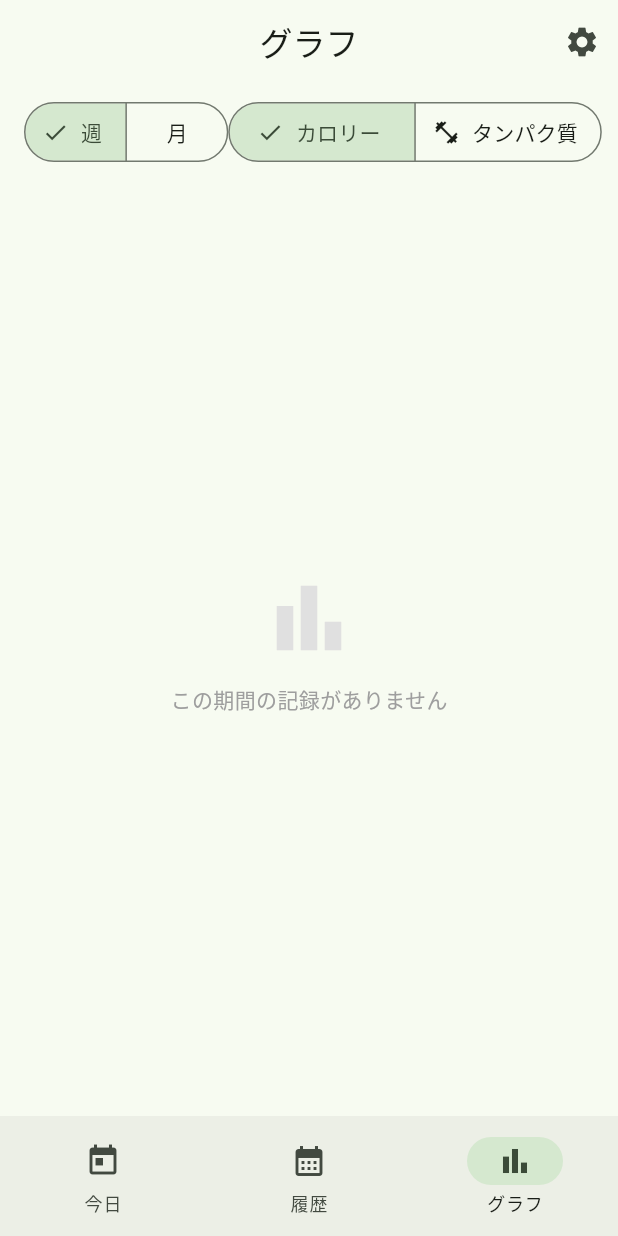
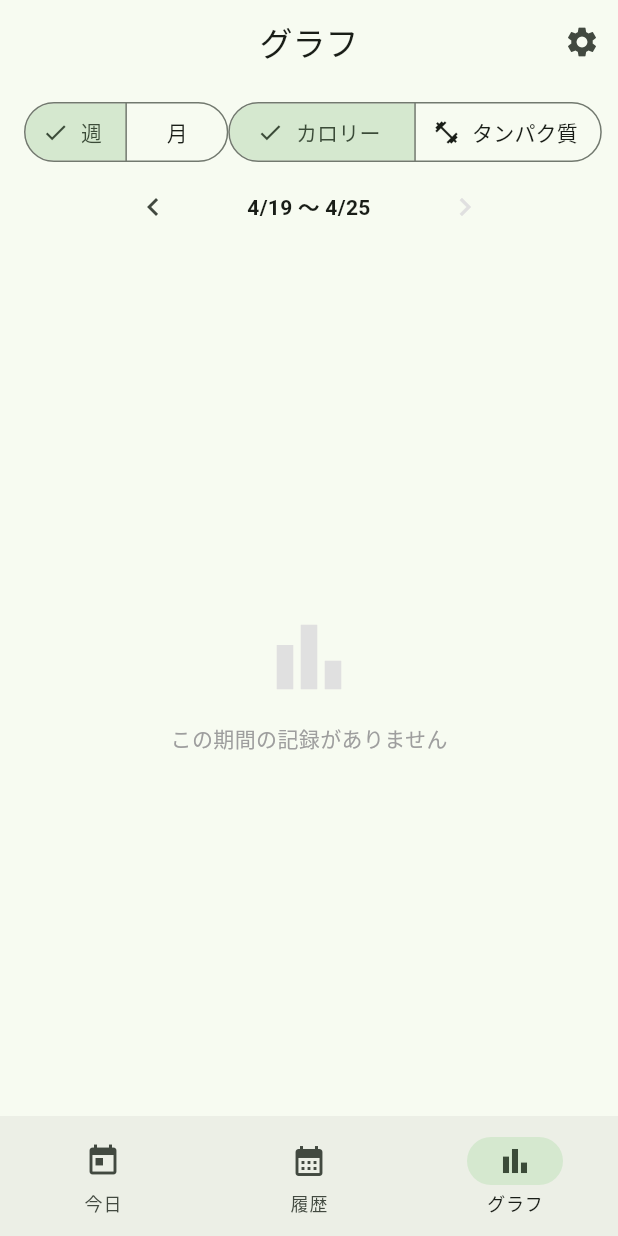
Before and after one commit to nanairo7/diet_app, a Flutter app: the HomeScreen screen opened directly, item 3 of the bottom bar chosen, on a phone screen of 412 x 824 dp. Run offline on Flutter 3.47's test engine with Material 3 defaults, Android fonts, the phone set to English and light mode, and no system bars; our stand-ins replace fl_chart, flutter_local_notifications, flutter_timezone, share_plus, shared_preferences, table_calendar and 1 more; accounts and stored records are empty.

Commit message:
feat: グラフ画面に前後ナビゲーションを追加
- < > ボタンで過去の週・月を閲覧できるようにした
- 現在表示中の期間をラベル（例: 4/19 〜 4/25 / 2026年4月）で表示
- 最新期間では > ボタンを無効化（未来への移動を防止）
- 期間（週/月）切り替え時はオフセットを 0 にリセット
- ナビゲーション操作のテストを追加（4テスト）

Co-Authored-By: Claude Sonnet 4.6 <noreply@anthropic.com>

```diff
--- a/lib/constants/app_strings.dart
+++ b/lib/constants/app_strings.dart
@@ -68,6 +68,8 @@ class AppStrings {
   static const String graphMax = '最大';
   static const String graphTotal = '合計';
   static const String graphNoData = 'この期間の記録がありません';
+  static const String graphPrev = '前の期間';
+  static const String graphNext = '次の期間';
 
   // Onboarding
   static const String onboardingTitle = 'カロリー記録へようこそ';
--- a/lib/screens/graph_screen.dart
+++ b/lib/screens/graph_screen.dart
@@ -25,23 +25,41 @@ class _GraphScreenState extends State<GraphScreen> {
   _Period _period = _Period.weekly;
   _Metric _metric = _Metric.calories;
 
+  /// 0 = 今週／今月、-1 = 前の週／月、-2 = さらに前…
+  int _offset = 0;
+
   // ── 表示対象の日付リストを返す ────────────────────────────────────────
   List<DateTime> _buildDateRange() {
-    final today = DateTime.now();
+    final now = DateTime.now();
+    final today = DateTime(now.year, now.month, now.day);
+
     if (_period == _Period.weekly) {
-      // 今日を含む直近7日
-      return List.generate(
-        7,
-        (i) => DateTime(today.year, today.month, today.day - 6 + i),
-      );
+      // offset 0: today-6 〜 today
+      // offset -1: today-13 〜 today-7  …
+      final end = DateTime(today.year, today.month, today.day + 7 * _offset);
+      final start = DateTime(end.year, end.month, end.day - 6);
+      return List.generate(7, (i) => DateTime(start.year, start.month, start.day + i));
     } else {
-      // 今月の1日〜今日
-      final firstDay = DateTime(today.year, today.month, 1);
-      final days = today.day;
-      return List.generate(
-        days,
-        (i) => DateTime(firstDay.year, firstDay.month, firstDay.day + i),
-      );
+      // offset 0: 今月1日〜今日
+      // offset -1: 先月1日〜先月末日  …
+      final base = DateTime(today.year, today.month + _offset, 1);
+      final isCurrentMonth = _offset == 0;
+      final lastDay = isCurrentMonth
+          ? today
+          : DateTime(base.year, base.month + 1, 0); // 月末日
+      final days = lastDay.day;
+      return List.generate(days, (i) => DateTime(base.year, base.month, i + 1));
+    }
+  }
+
+  // ── 期間ラベル（ナビゲーション行に表示） ─────────────────────────────
+  String _periodLabel(List<DateTime> dates) {
+    if (_period == _Period.weekly) {
+      final s = DateFormat('M/d', 'ja').format(dates.first);
+      final e = DateFormat('M/d', 'ja').format(dates.last);
+      return '$s 〜 $e';
+    } else {
+      return DateFormat('yyyy年M月', 'ja').format(dates.first);
     }
   }
 
@@ -95,6 +113,7 @@ class _GraphScreenState extends State<GraphScreen> {
         return Column(
           children: [
             _buildControls(context),
+            _buildPeriodNav(dates),
             if (hasData) _buildSummaryRow(values),
             Expanded(
               child: hasData
@@ -128,7 +147,10 @@ class _GraphScreenState extends State<GraphScreen> {
             ],
             selected: {_period},
             onSelectionChanged: (s) =>
-                setState(() => _period = s.first),
+                setState(() {
+                  _period = s.first;
+                  _offset = 0; // 期間切り替え時はリセット
+                }),
             style: const ButtonStyle(
               tapTargetSize: MaterialTapTargetSize.shrinkWrap,
             ),
@@ -160,6 +182,43 @@ class _GraphScreenState extends State<GraphScreen> {
             style: const ButtonStyle(
               tapTargetSize: MaterialTapTargetSize.shrinkWrap,
             ),
+          ),
+        ],
+      ),
+    );
+  }
+
+  // ── 期間ナビゲーション行（< ラベル >） ────────────────────────────────
+  Widget _buildPeriodNav(List<DateTime> dates) {
+    final isLatest = _offset == 0;
+    return Padding(
+      padding: const EdgeInsets.symmetric(horizontal: 4, vertical: 2),
+      child: Row(
+        mainAxisAlignment: MainAxisAlignment.center,
+        children: [
+          IconButton(
+            icon: const Icon(Icons.chevron_left),
+            onPressed: () => setState(() => _offset--),
+            tooltip: AppStrings.graphPrev,
+          ),
+          SizedBox(
+            width: 160,
+            child: Text(
+              _periodLabel(dates),
+              textAlign: TextAlign.center,
+              style: const TextStyle(
+                fontSize: 14,
+                fontWeight: FontWeight.w600,
+              ),
+            ),
+          ),
+          IconButton(
+            icon: Icon(
+              Icons.chevron_right,
+              color: isLatest ? Colors.grey.shade300 : null,
+            ),
+            onPressed: isLatest ? null : () => setState(() => _offset++),
+            tooltip: isLatest ? null : AppStrings.graphNext,
           ),
         ],
       ),
@@ -293,11 +352,7 @@ class _GraphScreenState extends State<GraphScreen> {
                 reservedSize: 44,
                 getTitlesWidget: (value, meta) {
                   if (value == meta.max) return const SizedBox();
-                  final isCalories = _metric == _Metric.calories;
-                  final label = isCalories
-                      ? value.toStringAsFixed(0)
-                      : value.toStringAsFixed(0);
-                  return Text(label,
+                  return Text(value.toStringAsFixed(0),
                       style: const TextStyle(fontSize: 10),
                       textAlign: TextAlign.right);
                 },
```
Also changed, not shown: 1 other file.
